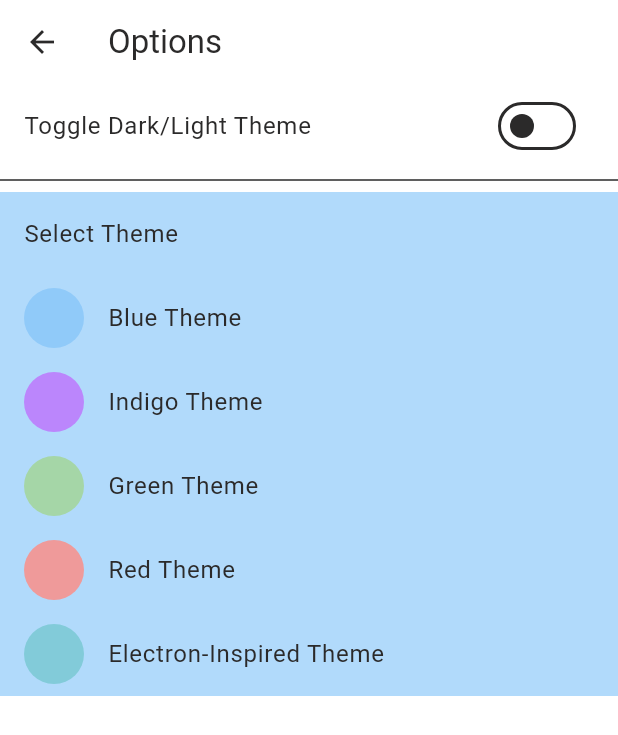
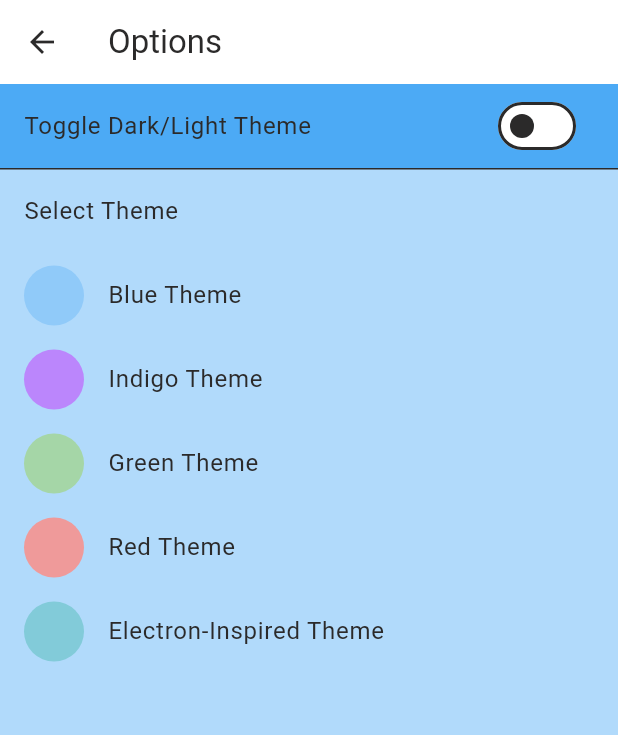
Before and after one commit to JorisHoef/FlutteringNotes, a Flutter app: the OptionsScreen screen opened directly, on a phone screen of 412 x 824 dp. Shown: the top 735 px of the screen. Run offline on Flutter 3.47's test engine with Material 3 defaults, Android fonts, the phone set to English and light mode, and no system bars.

Commit message:
expand options container

```diff
--- a/lib/screens/options_screen.dart
+++ b/lib/screens/options_screen.dart
@@ -16,19 +16,25 @@ class OptionsScreen extends StatelessWidget {
       appBar: AppBar(
         title: Text(NavigationConstants.optionsRoute),
       ),
-      body: ListView(
+      body: Container(
+        color: themeProvider.themeData.colorScheme.secondaryContainer,
+        child: ListView(
           children: [
-          ListTile(
+            Container(
+              color: themeProvider.themeData.colorScheme.primaryContainer,
+              child: ListTile(
               title: Text(AppStrings.toggleThemeText),
               trailing: Switch(
                 value: isDarkMode,
                 onChanged: (value) => themeProvider.toggleThemeMode(),
               ),
             ),
-          Divider(),
-          Expanded(
-            child: Container(
-              color: themeProvider.themeData.colorScheme.secondaryContainer,
+            ),
+            Divider(
+              height: 1,
+            ),
+            Container(
+                //color: themeProvider.themeData.colorScheme.secondaryContainer,
                 child: Column(
                   children: [
                     ListTile(
@@ -48,8 +54,8 @@ class OptionsScreen extends StatelessWidget {
                   ],
               ),
             ),
+          ],
         ),
-        ],
       ),
     );
   }
```
Lines whose indentation alone changed are shown as unchanged.
